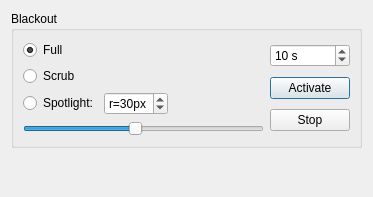
Old version of the form src/desktop/ui/handicaps.ui in the repository drawpile/Artbattle.
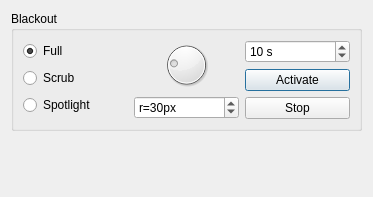
New version of the form.

Commit message: AB: Implement bitmap/scrub blackout

```diff
--- a/src/desktop/ui/handicaps.ui
+++ b/src/desktop/ui/handicaps.ui
@@ -19,9 +19,9 @@
      <property name="title">
       <string>Blackout</string>
      </property>
-     <layout class="QHBoxLayout" name="horizontalLayout_2">
+     <layout class="QHBoxLayout" name="horizontalLayout">
       <item>
-       <layout class="QVBoxLayout" name="verticalLayout_2">
+       <layout class="QVBoxLayout" name="verticalLayout_4">
         <item>
          <widget class="QRadioButton" name="blackoutFull">
           <property name="text">
@@ -40,11 +40,26 @@
          </widget>
         </item>
         <item>
-         <layout class="QHBoxLayout" name="horizontalLayout">
-          <item>
            <widget class="QRadioButton" name="blackoutSpotlight">
             <property name="text">
-             <string>Spotlight:</string>
+           <string>Spotlight</string>
+          </property>
+         </widget>
+        </item>
+       </layout>
+      </item>
+      <item>
+       <layout class="QVBoxLayout" name="verticalLayout_2">
+        <item>
+         <widget class="QDial" name="spotlightSize">
+          <property name="minimum">
+           <number>4</number>
+          </property>
+          <property name="maximum">
+           <number>120</number>
+          </property>
+          <property name="value">
+           <number>30</number>
             </property>
            </widget>
           </item>
@@ -60,41 +75,10 @@
              <number>4</number>
             </property>
             <property name="maximum">
-             <number>60</number>
+           <number>120</number>
             </property>
             <property name="value">
              <number>30</number>
-            </property>
-           </widget>
-          </item>
-          <item>
-           <spacer name="horizontalSpacer">
-            <property name="orientation">
-             <enum>Qt::Horizontal</enum>
-            </property>
-            <property name="sizeHint" stdset="0">
-             <size>
-              <width>40</width>
-              <height>20</height>
-             </size>
-            </property>
-           </spacer>
-          </item>
-         </layout>
-        </item>
-        <item>
-         <widget class="QSlider" name="spotlightSize">
-          <property name="minimum">
-           <number>4</number>
-          </property>
-          <property name="maximum">
-           <number>60</number>
-          </property>
-          <property name="value">
-           <number>30</number>
-          </property>
-          <property name="orientation">
-           <enum>Qt::Horizontal</enum>
           </property>
          </widget>
         </item>
```
Left out of the diff: 18 changed lines with no effect on the pictures. Lines whose indentation alone changed are shown as unchanged. The commit also changes 2 other files.
